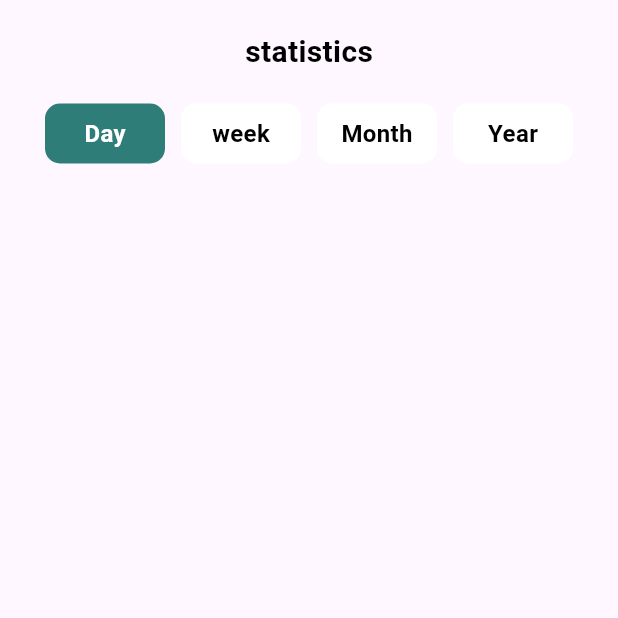
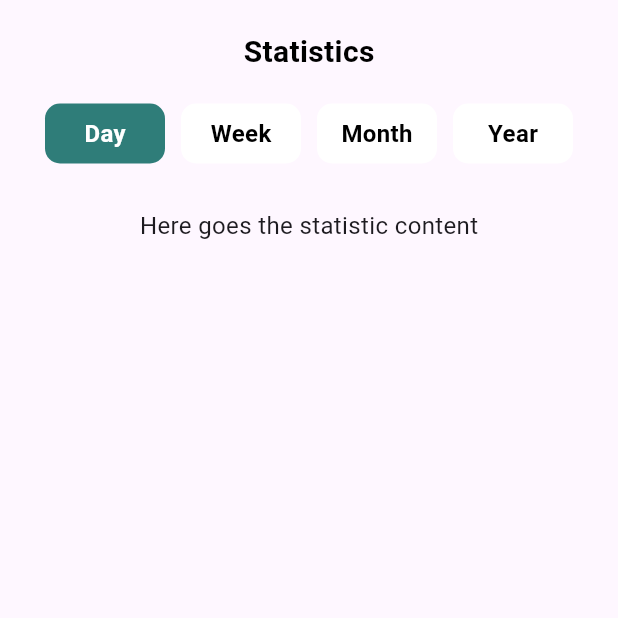
Before and after one commit to ISCOUTB/DS-finanzaspersonales, a Flutter app: the Statistics screen opened directly, on a phone screen of 412 x 824 dp, the top half of it. Run offline on Flutter 3.47's test engine with Material 3 defaults, Android fonts, the phone set to English and light mode, and no system bars; network calls fail.

```diff
--- /dev/null
+++ b/finanse_tracker/lib/Screens/statistics.dart
@@ -0,0 +1,100 @@
+import 'package:flutter/material.dart';
+
+class Statistics extends StatefulWidget {
+  const Statistics({Key? key}) : super(key: key);
+
+  @override
+  State<Statistics> createState() => _StatisticsState();
+}
+
+class _StatisticsState extends State<Statistics> {
+  List day = ['Day', 'Week', 'Month', 'Year'];
+  int index_color = 0;
+
+  @override
+  Widget build(BuildContext context) {
+    return Scaffold(
+      body: SafeArea(
+        child: CustomScrollView(
+          slivers: [
+            // Encabezado con título
+            SliverToBoxAdapter(
+              child: Column(
+                children: [
+                  const SizedBox(height: 20),
+                  const Text(
+                    'Statistics',
+                    style: TextStyle(
+                      color: Colors.black,
+                      fontSize: 20,
+                      fontWeight: FontWeight.w700,
+                    ),
+                  ),
+                  const SizedBox(height: 20),
+
+                  // Botones de filtro
+                  Padding(
+                    padding: const EdgeInsets.symmetric(horizontal: 30),
+                    child: Row(
+                      mainAxisAlignment: MainAxisAlignment.spaceBetween,
+                      children: List.generate(day.length, (index) {
+                        return GestureDetector(
+                          onTap: () {
+                            setState(() {
+                              index_color = index;
+                            });
+                          },
+                          child: Container(
+                            height: 40,
+                            width: 80,
+                            decoration: BoxDecoration(
+                              borderRadius: BorderRadius.circular(10),
+                              color: index_color == index
+                                  ? const Color.fromARGB(255, 47, 125, 121)
+                                  : Colors.white,
+                            ),
+                            alignment: Alignment.center,
+                            child: Text(
+                              day[index],
+                              style: TextStyle(
+                                color: index_color == index
+                                    ? Colors.white
+                                    : Colors.black,
+                                fontSize: 16,
+                                fontWeight: FontWeight.w700,
+                              ),
+                            ),
+                          ),
+                        );
+                      }),
+                    ),
+                  ),
+
+                  const SizedBox(height: 30),
+
+                  // Aquí va el contenido de estadísticas según el filtro
+                  getStatisticsContent(),
+                ],
+              ),
+            ),
+          ],
+        ),
+      ),
+    );
+  }
+
+  // Contenido adaptado del diseño básico que compartiste
+  Widget getStatisticsContent() {
+    return const Padding(
+      padding: EdgeInsets.symmetric(horizontal: 30),
+      child: Column(
+        children: [
+          Text(
+            'Here goes the statistic content',
+            style: TextStyle(fontSize: 16),
+          ),
+        ],
+      ),
+    );
+  }
+}
--- a/finanse_tracker/lib/main.dart
+++ b/finanse_tracker/lib/main.dart
@@ -1,4 +1,5 @@
 import 'package:flutter/material.dart';
+
 
 
 void main() =>  runApp (const MyApp());
--- a/finanse_tracker/lib/statistics.dart
+++ /dev/null
@@ -1,82 +0,0 @@
-import 'package:flutter/material.dart';
-
-
-class Statistics extends StatefulWidget{
-
-const Statistics({Key?key}): super(key:key);
-
-@override
- State<Statistics> createState()=> _StatisticsState();
-
-}
-
-class _StatisticsState extends  State<Statistics>{
-  List day=['Day','week','Month','Year'];
-  int index_color=0;
-@override
-  Widget build(BuildContext context){
-
-return Scaffold(
-    body: SafeArea(
-        child: CustomScrollView(
-            slivers: [
-                SliverToBoxAdapter(
-                child: Column(
-                    children: [
-                        SizedBox(height: 20,),
-                        Text('statistics',
-                      style: TextStyle(
-                        color: Colors.black,
-                        fontSize: 20,
-                        fontWeight: FontWeight.w700,
-                      ),
-                        ),
-                        SizedBox(height: 20,),
-                        Padding(
-                          padding: const EdgeInsets.symmetric(horizontal: 30),
-                          child: Row(
-                            mainAxisAlignment: MainAxisAlignment.spaceBetween,
-                            children: [
-                            ...List.generate(4, (index){
-                              return GestureDetector(
-                                onTap:(){
-                                  setState(() {
-                                       index_color = index;
-                                  });
-
-                                },
-                                child: Container(
-                                height: 40,
-                                width: 80,
-                                decoration: BoxDecoration(
-                                borderRadius: BorderRadius.circular(10),
-                                color: index_color == index? Color.fromARGB(255, 47, 125, 121)
-                                :Colors.white,
-                                ),
-                                alignment: Alignment.center,
-                                child: Text(day[index],style: TextStyle(
-                                color: index_color == index? Colors.white
-                                :Colors.black,
-                                fontSize: 16,
-                                fontWeight: FontWeight.w700,
-                                ),),
-                              ),
-                              );
-                            }
-                            )
-                          ],
-                          ),
-                        ),
-
-
-                    ],
-                ),
-                ),
-
-            ],
-        ),
-        ),
-      );
-  }
-
-}
```
Also changed, not shown: finanse_tracker/lib/Screens/home.dart (added, +24 -0 lines), finanse_tracker/lib/TransferHistory.dart (+21 -8 lines), finanse_tracker/lib/data/1.dart (added, +8 -0 lines), finanse_tracker/lib/data/listdata.dart (added, +24 -0 lines).
